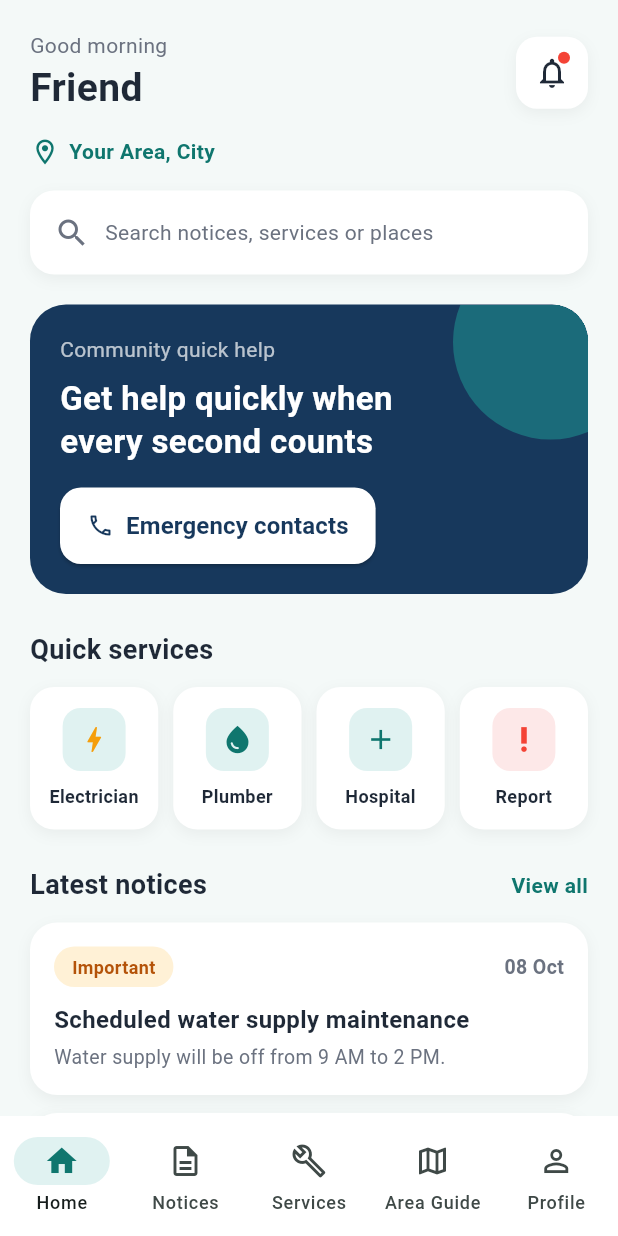
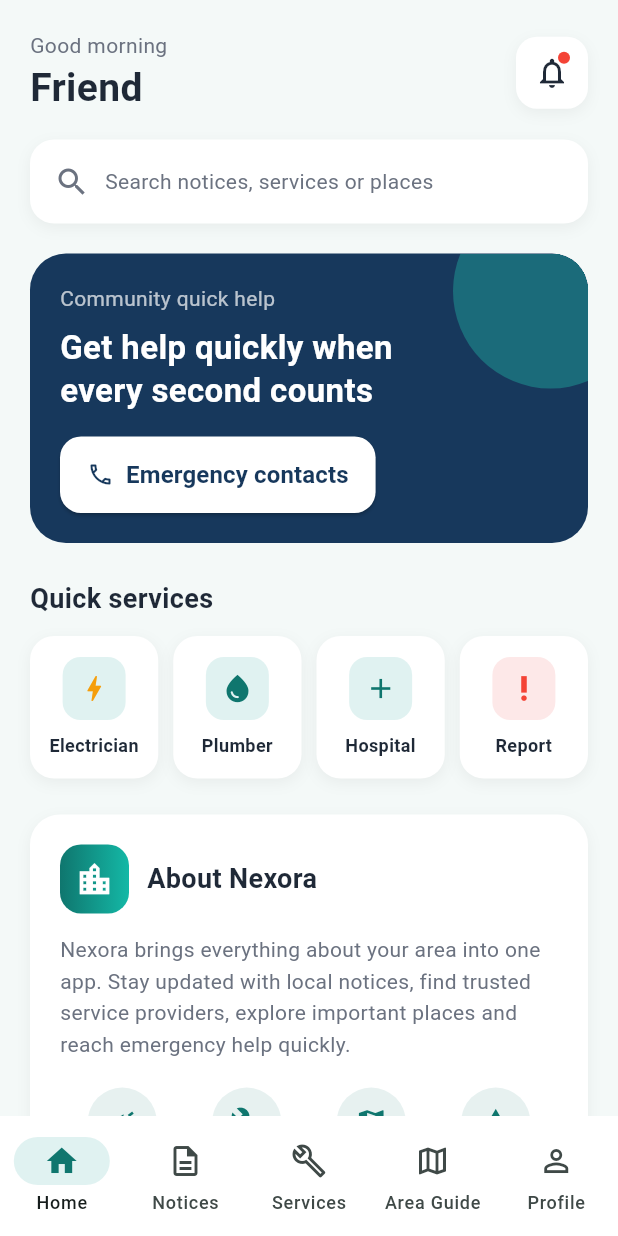
Before and after one commit to abdulla-mamun120/nexora_project, a Flutter app: the MainScreen screen opened directly, on a phone screen of 412 x 824 dp. Run offline on Flutter 3.47's test engine with Material 3 defaults, Android fonts, the phone set to English and light mode, and no system bars; our stand-ins replace cloud_firestore, firebase_auth, firebase_core, flutter_tts, shared_preferences; accounts and stored records are empty.

Commit message:
Home page updated, cleanup, Bangla language added

```diff
--- a/lib/screens/home_tab.dart
+++ b/lib/screens/home_tab.dart
@@ -67,16 +67,41 @@ class HomeTab extends StatelessWidget {
     );
   }
 
-  // Notice card (dummy data)
-  Widget _noticeCard(String tag, Color tagBg, Color tagText, String date,
-      String title, String subtitle) {
+    // Small feature chip used in the About card
+  Widget _featureChip(IconData icon, String label) {
+    return Expanded(
+      child: Column(
+        children: [
+          Container(
+            padding: const EdgeInsets.all(12),
+            decoration: BoxDecoration(
+              color: AppColors.primary.withOpacity(0.1),
+              shape: BoxShape.circle,
+            ),
+            child: Icon(icon, color: AppColors.primary, size: 22),
+          ),
+          const SizedBox(height: 6),
+          Text(
+            label,
+            style: const TextStyle(
+              fontSize: 12,
+              fontWeight: FontWeight.w600,
+              color: AppColors.textDark,
+            ),
+          ),
+        ],
+      ),
+    );
+  }
+
+  // About card shown at the bottom of Home
+  Widget _aboutCard() {
     return Container(
       width: double.infinity,
-      margin: const EdgeInsets.only(bottom: 12),
-      padding: const EdgeInsets.all(16),
+      padding: const EdgeInsets.all(20),
       decoration: BoxDecoration(
         color: Colors.white,
-        borderRadius: BorderRadius.circular(18),
+        borderRadius: BorderRadius.circular(20),
         boxShadow: const [
           BoxShadow(
             color: Color(0x0D000000),
@@ -89,47 +114,46 @@ class HomeTab extends StatelessWidget {
         crossAxisAlignment: CrossAxisAlignment.start,
         children: [
           Row(
-            mainAxisAlignment: MainAxisAlignment.spaceBetween,
             children: [
               Container(
-                padding:
-                    const EdgeInsets.symmetric(horizontal: 12, vertical: 5),
+                padding: const EdgeInsets.all(10),
                 decoration: BoxDecoration(
-                  color: tagBg,
-                  borderRadius: BorderRadius.circular(20),
+                  gradient: const LinearGradient(
+                    colors: [AppColors.primary, AppColors.secondary],
+                  ),
+                  borderRadius: BorderRadius.circular(14),
                 ),
-                child: Text(
-                  tag,
-                  style: TextStyle(
-                    fontSize: 12,
-                    fontWeight: FontWeight.w600,
-                    color: tagText,
-                  ),
-                ),
+                child: const Icon(Icons.location_city,
+                    color: Colors.white, size: 26),
               ),
+              const SizedBox(width: 12),
               Text(
-                date,
+                t('home_about_title'),
                 style: const TextStyle(
-                  fontSize: 13,
-                  fontWeight: FontWeight.w600,
-                  color: AppColors.textLight,
+                  fontSize: 18,
+                  fontWeight: FontWeight.bold,
+                  color: AppColors.textDark,
                 ),
               ),
             ],
           ),
-          const SizedBox(height: 10),
+          const SizedBox(height: 14),
           Text(
-            title,
+            t('home_about_text'),
             style: const TextStyle(
-              fontSize: 16,
-              fontWeight: FontWeight.bold,
-              color: AppColors.textDark,
+              fontSize: 14,
+              height: 1.5,
+              color: AppColors.textLight,
             ),
           ),
-          const SizedBox(height: 4),
-          Text(
-            subtitle,
-            style: const TextStyle(fontSize: 13, color: AppColors.textLight),
+          const SizedBox(height: 18),
+          Row(
+            children: [
+              _featureChip(Icons.campaign, t('home_feat_notices')),
+              _featureChip(Icons.build, t('home_feat_services')),
+              _featureChip(Icons.map, t('home_feat_places')),
+              _featureChip(Icons.report_problem, t('home_feat_report')),
+            ],
           ),
         ],
       ),
@@ -205,23 +229,7 @@ class HomeTab extends StatelessWidget {
                 ),
               ],
             ),
-            const SizedBox(height: 14),
 
-            // Location
-            const Row(
-              children: [
-                Icon(Icons.location_on_outlined,
-                    color: AppColors.primary, size: 20),
-                SizedBox(width: 6),
-                Text(
-                  'Your Area, City',
-                  style: TextStyle(
-                    fontWeight: FontWeight.bold,
-                    color: AppColors.primary,
-                  ),
-                ),
-              ],
-            ),
             const SizedBox(height: 16),
 
             // Search bar (opens the search page)
@@ -377,61 +385,8 @@ class HomeTab extends StatelessWidget {
             ),
             const SizedBox(height: 24),
 
-            // Latest notices header
-            Row(
-              mainAxisAlignment: MainAxisAlignment.spaceBetween,
-              children: [
-                Text(
-                  t('home_latest_notices'),
-                  style: const TextStyle(
-                    fontSize: 18,
-                    fontWeight: FontWeight.bold,
-                    color: AppColors.textDark,
-                  ),
-                ),
-                GestureDetector(
-                  onTap: () {
-                    onGoToTab(1, 'All');
-                  },
-                  child: Text(
-                    t('home_view_all'),
-                    style: const TextStyle(
-                      fontWeight: FontWeight.bold,
-                      color: AppColors.primary,
-                    ),
-                  ),
-                ),
-              ],
-            ),
-            const SizedBox(height: 12),
-
-            // Notice cards (dummy data)
-            GestureDetector(
-              onTap: () {
-                onGoToTab(1, 'All');
-              },
-              child: _noticeCard(
-                t('tag_important'),
-                const Color(0xFFFFF1D6),
-                const Color(0xFFB45309),
-                '08 Oct',
-                t('home_notice1_title'),
-                t('home_notice1_sub'),
-              ),
-            ),
-            GestureDetector(
-              onTap: () {
-                onGoToTab(1, 'All');
-              },
-              child: _noticeCard(
-                t('tag_general'),
-                const Color(0xFFE0F2F1),
-                AppColors.primary,
-                '06 Oct',
-                t('home_notice2_title'),
-                t('home_notice2_sub'),
-              ),
-            ),
+                        // About card
+            _aboutCard(),
           ],
         ),
       ),
--- a/lib/screens/profile_tab.dart
+++ b/lib/screens/profile_tab.dart
@@ -22,7 +22,7 @@ class _ProfileTabState extends State<ProfileTab> {
   String _email = '';
   String _phone = '';
   String _verification = 'unverified';
-  final String _area = 'Your Area, City';
+
     // Current app language (kept in AppLanguage)
   String get _language => AppLanguage.current.value;
 
@@ -430,8 +430,7 @@ class _ProfileTabState extends State<ProfileTab> {
                 child: Column(
                   children: [
                                         _infoRow(Icons.phone_outlined, t('lbl_phone'), _phone),
-                    const Divider(height: 1),
-                    _infoRow(Icons.location_on_outlined, t('lbl_area'), _area),
+
                     const Divider(height: 1),
                     _infoRow(Icons.email_outlined, t('lbl_email'), _email),
                   ],
--- a/lib/strings.dart
+++ b/lib/strings.dart
@@ -50,6 +50,17 @@ const Map<String, Map<String, String>> _strings = {
     'en': 'All residents are invited to the area meeting.',
     'bn': 'এলাকার সব বাসিন্দাকে সভায় আমন্ত্রণ জানানো হচ্ছে।',
   },
+    'home_about_title': {'en': 'About Nexora', 'bn': 'Nexora সম্পর্কে'},
+  'home_about_text': {
+    'en':
+        'Nexora brings everything about your area into one app. Stay updated with local notices, find trusted service providers, explore important places and reach emergency help quickly.',
+    'bn':
+        'Nexora আপনার এলাকার সব দরকারি তথ্য এক অ্যাপে এনে দেয়। স্থানীয় নোটিশ দেখুন, বিশ্বস্ত সেবাদাতা খুঁজুন, গুরুত্বপূর্ণ জায়গা চিনুন আর দ্রুত জরুরি সাহায্য নিন।',
+  },
+  'home_feat_notices': {'en': 'Notices', 'bn': 'নোটিশ'},
+  'home_feat_services': {'en': 'Services', 'bn': 'সেবা'},
+  'home_feat_places': {'en': 'Places', 'bn': 'জায়গা'},
+  'home_feat_report': {'en': 'Reports', 'bn': 'অভিযোগ'},
     // ----- Notices -----
   'notices_title': {'en': 'Notice Board', 'bn': 'নোটিশ বোর্ড'},
   'notices_search': {'en': 'Search notices', 'bn': 'নোটিশ খুঁজুন'},
```
Also changed, not shown: lib/data/dummy_data.dart (deleted, +0 -154 lines), lib/screens/seed_screen.dart (deleted, +0 -82 lines), lib/services/data_service.dart (deleted, +0 -93 lines).
